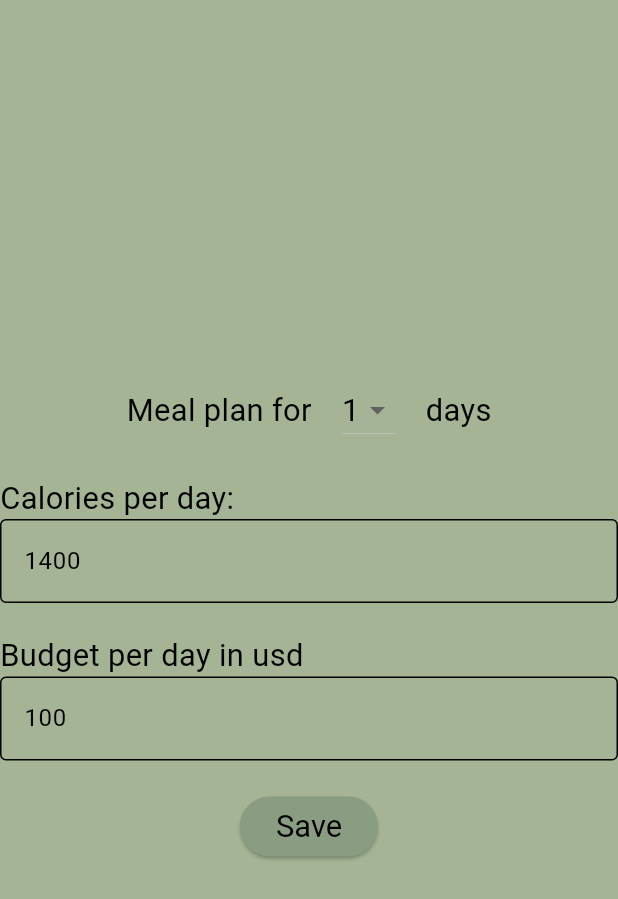
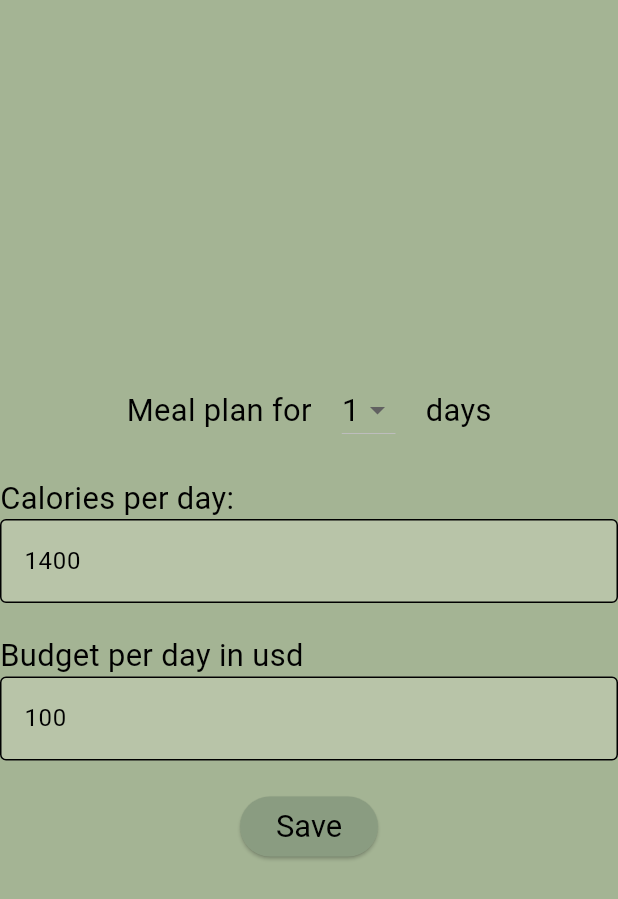
Before and after one commit to Victoria-Developer/Fitsy, a Flutter app: the screen it shows after launch, on a phone screen of 412 x 824 dp. Shown: the top 899 px of the screen. Run offline on Flutter 3.47's test engine with Material 3 defaults, Android fonts, the phone set to English and light mode, and no system bars; our stand-ins replace flutter_riverpod, go_router, objectbox, riverpod_annotation, shared_preferences; generated files the repository leaves out were written again.

Commit message:
- Theme color changes.

```diff
--- a/lib/presentation/screens/options_page.dart
+++ b/lib/presentation/screens/options_page.dart
@@ -91,6 +91,7 @@ class _OptionsPageState extends ConsumerState<OptionsPage> {
   DropdownButton<int> _buildDropDownDaysList() {
     return DropdownButton<int>(
       value: days,
+      dropdownColor: Color(0xFFB8C4A8),
       items: daysList.map((int value) {
         return DropdownMenuItem<int>(
           value: value,
@@ -100,11 +101,11 @@ class _OptionsPageState extends ConsumerState<OptionsPage> {
           ),
         );
       }).toList(),
-      onChanged: (int? value) => setState(() => days = value?? days),
+      onChanged: (int? value) => setState(() => days = value ?? days),
     );
   }
 
-  Widget _buildSubmitButton(){
+  Widget _buildSubmitButton() {
     return ElevatedButton(
       onPressed: () {
         settingsRepository
@@ -121,5 +122,4 @@ class _OptionsPageState extends ConsumerState<OptionsPage> {
       child: const Text('Save'),
     );
   }
-
 }
--- a/lib/presentation/themes/fitsy_theme.dart
+++ b/lib/presentation/themes/fitsy_theme.dart
@@ -1,7 +1,7 @@
 import 'package:flutter/material.dart';
 
 class FitsyTheme {
-  ThemeData getMaterialTheme(BuildContext context){
+  ThemeData getMaterialTheme(BuildContext context) {
     final fontSize = MediaQuery.of(context).size.width * 0.05;
     return ThemeData(
       colorScheme: const ColorScheme(
@@ -21,14 +21,14 @@ class FitsyTheme {
       ),
       elevatedButtonTheme: ElevatedButtonThemeData(
           style: ElevatedButton.styleFrom(
-            textStyle: TextStyle(fontSize: fontSize),
-            backgroundColor: Color(0xFF8A9C81), // Button background color
-            foregroundColor: Colors.black, // Text color
-          )),
-      textTheme: TextTheme(
-          bodyMedium:
-          TextStyle(fontSize: fontSize)
-      ),
+        textStyle: TextStyle(fontSize: fontSize),
+        backgroundColor: Color(0xFF8A9C81), // Button background color
+        foregroundColor: Colors.black, // Text color
+      )),
+      textTheme: TextTheme(bodyMedium: TextStyle(fontSize: fontSize)),
+      cardTheme: CardTheme(color: Color(0xFFB8C4A8)),
+      inputDecorationTheme:
+          InputDecorationTheme(fillColor: Color(0xFFB8C4A8), filled: true),
       useMaterial3: true,
     );
   }
```
